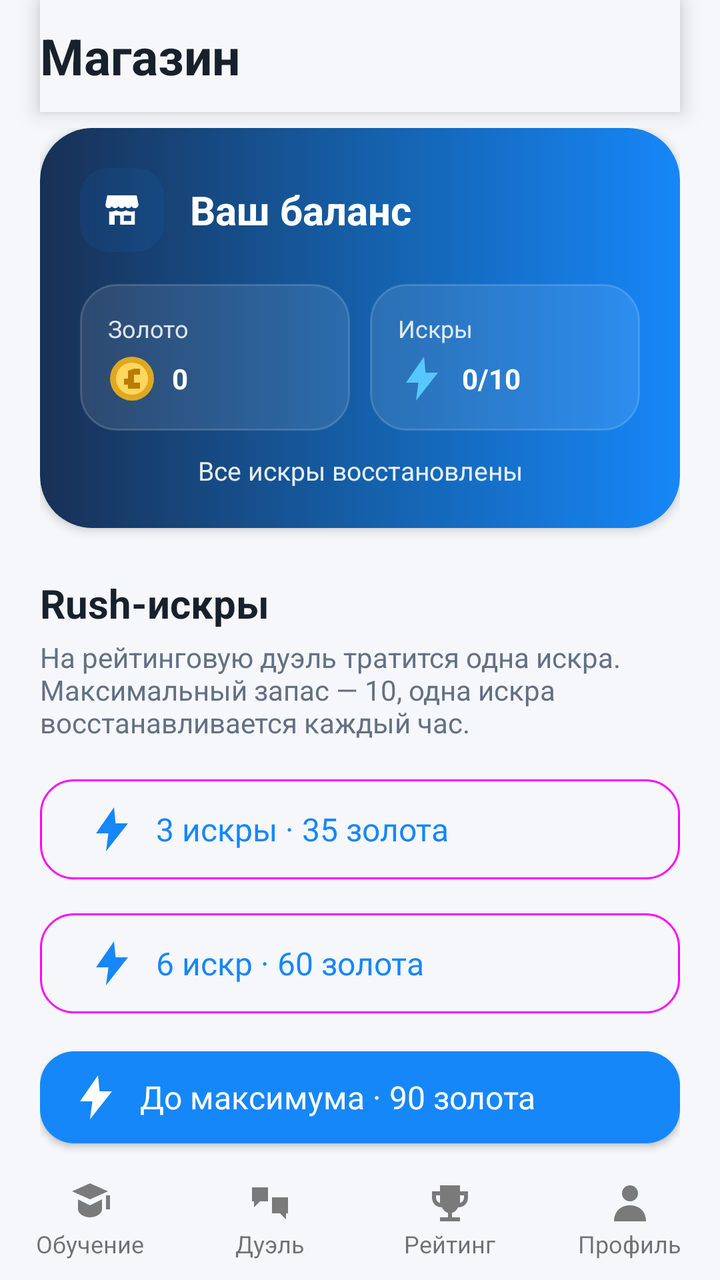
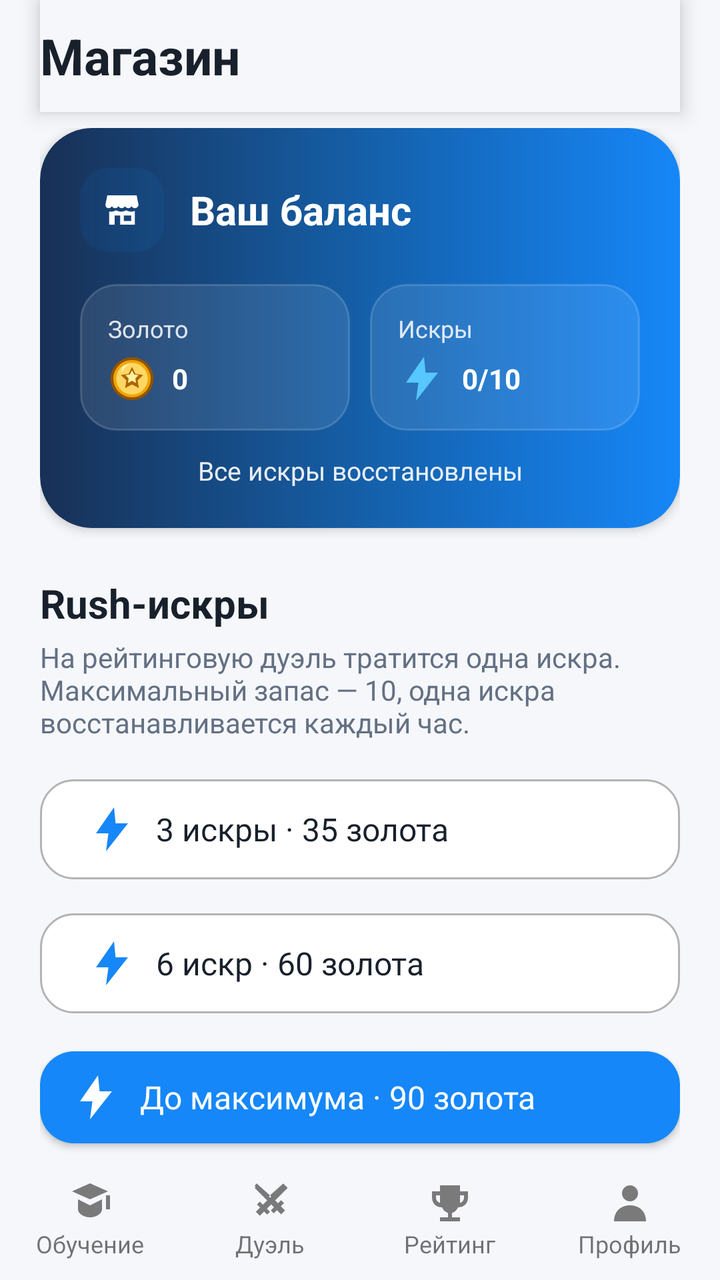

Compare the two renders of this Android layout. The source of the first and the diff that turns it into the second are given below.
<!-- AndroidManifest.xml: application theme Theme.Duelingo -->
<!-- res/layout/activity_store.xml -->
<?xml version="1.0" encoding="utf-8"?>
<androidx.constraintlayout.widget.ConstraintLayout xmlns:android="http://schemas.android.com/apk/res/android"
    xmlns:app="http://schemas.android.com/apk/res-auto"
    android:layout_width="match_parent"
    android:layout_height="match_parent"
    android:background="?attr/backgroundColor">

    <TextView
        android:id="@+id/storeTitle"
        android:layout_width="0dp"
        android:layout_height="56dp"
        android:layout_marginStart="20dp"
        android:layout_marginEnd="20dp"
        android:gravity="center_vertical"
        android:background="?attr/backgroundColor"
        android:elevation="6dp"
        android:text="@string/store_title"
        android:textColor="?attr/textColor"
        android:textSize="25sp"
        android:textStyle="bold"
        app:layout_constraintEnd_toEndOf="parent"
        app:layout_constraintStart_toStartOf="parent"
        app:layout_constraintTop_toTopOf="parent" />

    <androidx.core.widget.NestedScrollView
        android:id="@+id/storeScroll"
        android:layout_width="0dp"
        android:layout_height="0dp"
        android:clipToPadding="false"
        android:fillViewport="true"
        android:overScrollMode="never"
        android:paddingBottom="28dp"
        app:layout_constraintBottom_toTopOf="@id/bottomNavigation"
        app:layout_constraintEnd_toEndOf="parent"
        app:layout_constraintStart_toStartOf="parent"
        app:layout_constraintTop_toBottomOf="@id/storeTitle">

        <LinearLayout
            android:layout_width="match_parent"
            android:layout_height="wrap_content"
            android:orientation="vertical"
            android:paddingHorizontal="20dp"
            android:paddingTop="8dp">

            <com.google.android.material.card.MaterialCardView
                android:layout_width="match_parent"
                android:layout_height="wrap_content"
                app:cardBackgroundColor="@android:color/transparent"
                app:cardCornerRadius="26dp"
                app:cardElevation="3dp">

                <LinearLayout
                    android:layout_width="match_parent"
                    android:layout_height="wrap_content"
                    android:background="@drawable/bg_premium_gradient"
                    android:orientation="vertical"
                    android:padding="20dp">

                    <LinearLayout
                        android:layout_width="match_parent"
                        android:layout_height="wrap_content"
                        android:gravity="center_vertical"
                        android:orientation="horizontal">

                        <ImageView
                            android:layout_width="42dp"
                            android:layout_height="42dp"
                            android:background="@drawable/bg_feature_icon"
                            android:contentDescription="@null"
                            android:padding="10dp"
                            android:src="@drawable/ic_store" />

                        <TextView
                            android:layout_width="0dp"
                            android:layout_height="wrap_content"
                            android:layout_marginStart="13dp"
                            android:layout_weight="1"
                            android:text="@string/store_balance_title"
                            android:textColor="@color/white"
                            android:textSize="20sp"
                            android:textStyle="bold" />
                    </LinearLayout>

                    <LinearLayout
                        android:layout_width="match_parent"
                        android:layout_height="wrap_content"
                        android:layout_marginTop="16dp"
                        android:baselineAligned="false"
                        android:orientation="horizontal">

                        <LinearLayout
                            android:layout_width="0dp"
                            android:layout_height="wrap_content"
                            android:layout_weight="1"
                            android:background="@drawable/bg_store_balance_stat"
                            android:orientation="vertical"
                            android:padding="14dp">

                            <TextView
                                android:layout_width="match_parent"
                                android:layout_height="wrap_content"
                                android:text="@string/store_gold_label"
                                android:textColor="#D9FFFFFF"
                                android:textSize="12sp" />

                            <LinearLayout
                                android:layout_width="match_parent"
                                android:layout_height="wrap_content"
                                android:layout_marginTop="5dp"
                                android:gravity="center_vertical"
                                android:orientation="horizontal">

                                <ImageView
                                    android:layout_width="24dp"
                                    android:layout_height="24dp"
                                    android:contentDescription="@null"
                                    android:src="@drawable/ic_gold_coin" />

                                <TextView
                                    android:id="@+id/goldBalance"
                                    android:layout_width="0dp"
                                    android:layout_height="wrap_content"
                                    android:layout_marginStart="8dp"
                                    android:layout_weight="1"
                                    android:ellipsize="end"
                                    android:maxLines="1"
                                    android:text="0"
                                    android:textColor="@color/white"
                                    android:textStyle="bold"
                                    app:autoSizeMaxTextSize="24sp"
                                    app:autoSizeMinTextSize="13sp"
                                    app:autoSizeStepGranularity="1sp"
                                    app:autoSizeTextType="uniform" />
                            </LinearLayout>
                        </LinearLayout>

                        <LinearLayout
                            android:layout_width="0dp"
                            android:layout_height="wrap_content"
                            android:layout_marginStart="10dp"
                            android:layout_weight="1"
                            android:background="@drawable/bg_store_balance_stat"
                            android:orientation="vertical"
                            android:padding="14dp">

                            <TextView
                                android:layout_width="match_parent"
                                android:layout_height="wrap_content"
                                android:text="@string/store_sparks_label"
                                android:textColor="#D9FFFFFF"
                                android:textSize="12sp" />

                            <LinearLayout
                                android:layout_width="match_parent"
                                android:layout_height="wrap_content"
                                android:layout_marginTop="5dp"
                                android:gravity="center_vertical"
                                android:orientation="horizontal">

                                <ImageView
                                    android:layout_width="24dp"
                                    android:layout_height="24dp"
                                    android:contentDescription="@null"
                                    android:src="@drawable/ic_rush_spark" />

                                <TextView
                                    android:id="@+id/rushBalance"
                                    android:layout_width="0dp"
                                    android:layout_height="wrap_content"
                                    android:layout_marginStart="8dp"
                                    android:layout_weight="1"
                                    android:ellipsize="end"
                                    android:maxLines="1"
                                    android:text="0/10"
                                    android:textColor="@color/white"
                                    android:textStyle="bold"
                                    app:autoSizeMaxTextSize="24sp"
                                    app:autoSizeMinTextSize="13sp"
                                    app:autoSizeStepGranularity="1sp"
                                    app:autoSizeTextType="uniform" />
                            </LinearLayout>
                        </LinearLayout>
                    </LinearLayout>

                    <TextView
                        android:id="@+id/rushTimer"
                        android:layout_width="match_parent"
                        android:layout_height="wrap_content"
                        android:layout_marginTop="11dp"
                        android:gravity="center"
                        android:text="@string/rush_sparks_ready"
                        android:textColor="#E6FFFFFF"
                        android:textSize="13sp" />
                </LinearLayout>
            </com.google.android.material.card.MaterialCardView>

            <TextView
                android:layout_width="match_parent"
                android:layout_height="wrap_content"
                android:layout_marginTop="24dp"
                android:text="@string/store_sparks_section"
                android:textColor="?attr/textColor"
                android:textSize="20sp"
                android:textStyle="bold" />

            <TextView
                android:layout_width="match_parent"
                android:layout_height="wrap_content"
                android:layout_marginTop="4dp"
                android:text="@string/store_sparks_description"
                android:textColor="?attr/secondaryTextColor"
                android:textSize="14sp" />

            <com.google.android.material.button.MaterialButton
                android:id="@+id/pocketPack"
                style="@style/Widget.Material3.Button.OutlinedButton"
                android:layout_width="match_parent"
                android:layout_height="58dp"
                android:layout_marginTop="15dp"
                android:gravity="center_vertical"
                android:text="@string/rush_pack_pocket_offer"
                android:textAllCaps="false"
                android:textSize="16sp"
                app:cornerRadius="17dp"
                app:icon="@drawable/ic_rush_spark"
                app:iconGravity="textStart"
                app:iconPadding="10dp" />

            <com.google.android.material.button.MaterialButton
                android:id="@+id/boostPack"
                style="@style/Widget.Material3.Button.OutlinedButton"
                android:layout_width="match_parent"
                android:layout_height="58dp"
                android:layout_marginTop="9dp"
                android:gravity="center_vertical"
                android:text="@string/rush_pack_boost_offer"
                android:textAllCaps="false"
                android:textSize="16sp"
                app:cornerRadius="17dp"
                app:icon="@drawable/ic_rush_spark"
                app:iconGravity="textStart"
                app:iconPadding="10dp" />

            <com.google.android.material.button.MaterialButton
                android:id="@+id/vaultPack"
                android:layout_width="match_parent"
                android:layout_height="58dp"
                android:layout_marginTop="9dp"
                android:gravity="center_vertical"
                android:text="@string/rush_pack_vault_offer"
                android:textAllCaps="false"
                android:textSize="16sp"
                app:backgroundTint="@color/blue_primary"
                app:cornerRadius="17dp"
                app:icon="@drawable/ic_rush_spark"
                app:iconGravity="textStart"
                app:iconPadding="10dp"
                app:iconTint="@color/white" />

            <TextView
                android:layout_width="match_parent"
                android:layout_height="wrap_content"
                android:layout_marginTop="25dp"
                android:text="@string/store_gold_section"
                android:textColor="?attr/textColor"
                android:textSize="20sp"
                android:textStyle="bold" />

            <com.google.android.material.card.MaterialCardView
                android:id="@+id/adRewardCard"
                android:layout_width="match_parent"
                android:layout_height="wrap_content"
                android:layout_marginTop="12dp"
                android:clickable="true"
                android:focusable="true"
                android:foreground="?attr/selectableItemBackground"
                app:cardBackgroundColor="?attr/cardBackgroundColor"
                app:cardCornerRadius="20dp"
                app:strokeColor="@color/blue_primary"
                app:strokeWidth="1dp">

                <LinearLayout
                    android:layout_width="match_parent"
                    android:layout_height="wrap_content"
                    android:gravity="center_vertical"
                    android:orientation="horizontal"
                    android:padding="17dp">

                    <TextView
                        android:layout_width="48dp"
                        android:layout_height="48dp"
                        android:background="@drawable/bg_feature_icon"
                        android:gravity="center"
                        android:text="@string/store_ad_badge"
                        android:textColor="@color/blue_primary"
                        android:textSize="12sp"
                        android:textStyle="bold" />

                    <LinearLayout
                        android:layout_width="0dp"
                        android:layout_height="wrap_content"
                        android:layout_marginStart="14dp"
                        android:layout_weight="1"
                        android:orientation="vertical">

                        <TextView
                            android:layout_width="match_parent"
                            android:layout_height="wrap_content"
                            android:text="@string/store_rewarded_ad_title"
                            android:textColor="?attr/textColor"
                            android:textSize="16sp"
                            android:textStyle="bold" />

                        <TextView
                            android:layout_width="match_parent"
                            android:layout_height="wrap_content"
                            android:layout_marginTop="3dp"
                            android:text="@string/store_rewarded_ad_description"
                            android:textColor="?attr/secondaryTextColor"
                            android:textSize="13sp" />
                    </LinearLayout>

                    <TextView
                        android:layout_width="wrap_content"
                        android:layout_height="wrap_content"
                        android:layout_marginStart="10dp"
                        android:drawableStart="@drawable/ic_gold_coin"
                        android:drawablePadding="5dp"
                        android:text="@string/store_rewarded_ad_reward"
                        android:textColor="@color/blue_primary"
                        android:textSize="15sp"
                        android:textStyle="bold" />
                </LinearLayout>
            </com.google.android.material.card.MaterialCardView>

            <com.google.android.material.card.MaterialCardView
                android:layout_width="match_parent"
                android:layout_height="wrap_content"
                android:layout_marginTop="10dp"
                app:cardBackgroundColor="?attr/cardBackgroundColor"
                app:cardCornerRadius="20dp"
                app:strokeColor="?attr/dividerColor"
                app:strokeWidth="1dp">

                <LinearLayout
                    android:layout_width="match_parent"
                    android:layout_height="wrap_content"
                    android:orientation="vertical"
                    android:padding="17dp">

                    <TextView
                        android:layout_width="match_parent"
                        android:layout_height="wrap_content"
                        android:text="@string/store_gold_packs_title"
                        android:textColor="?attr/textColor"
                        android:textSize="16sp"
                        android:textStyle="bold" />

                    <TextView
                        android:layout_width="match_parent"
                        android:layout_height="wrap_content"
                        android:layout_marginTop="4dp"
                        android:text="@string/store_billing_pending"
                        android:visibility="gone"
                        android:textColor="?attr/secondaryTextColor"
                        android:textSize="13sp" />

                    <com.google.android.material.button.MaterialButton
                        android:layout_width="match_parent"
                        android:layout_height="48dp"
                        android:layout_marginTop="12dp"
                        android:enabled="false"
                        android:text="@string/store_gold_pack_small"
                        android:textAllCaps="false"
                        app:cornerRadius="15dp"
                        app:icon="@drawable/ic_gold_coin"
                        app:iconGravity="textStart"
                        app:iconTint="@null" />

                    <com.google.android.material.button.MaterialButton
                        style="@style/Widget.Material3.Button.OutlinedButton"
                        android:layout_width="match_parent"
                        android:layout_height="48dp"
                        android:layout_marginTop="7dp"
                        android:enabled="false"
                        android:text="@string/store_gold_pack_medium"
                        android:textAllCaps="false"
                        app:cornerRadius="15dp"
                        app:icon="@drawable/ic_gold_coin"
                        app:iconGravity="textStart"
                        app:iconTint="@null" />

                    <com.google.android.material.button.MaterialButton
                        style="@style/Widget.Material3.Button.OutlinedButton"
                        android:layout_width="match_parent"
                        android:layout_height="48dp"
                        android:layout_marginTop="7dp"
                        android:enabled="false"
                        android:text="@string/store_gold_pack_large"
                        android:textAllCaps="false"
                        app:cornerRadius="15dp"
                        app:icon="@drawable/ic_gold_coin"
                        app:iconGravity="textStart"
                        app:iconTint="@null" />
                </LinearLayout>
            </com.google.android.material.card.MaterialCardView>

            <TextView
                android:layout_width="match_parent"
                android:layout_height="wrap_content"
                android:layout_marginTop="14dp"
                android:gravity="center"
                android:text="@string/store_fair_play_note"
                android:textColor="?attr/secondaryTextColor"
                android:textSize="12sp" />
        </LinearLayout>
    </androidx.core.widget.NestedScrollView>

    <include
        android:id="@+id/bottomNavigation"
        layout="@layout/view_bottom_navigation_base"
        android:layout_width="0dp"
        android:layout_height="60dp"
        app:layout_constraintBottom_toBottomOf="parent"
        app:layout_constraintEnd_toEndOf="parent"
        app:layout_constraintStart_toStartOf="parent" />
</androidx.constraintlayout.widget.ConstraintLayout>
<!-- res/layout/view_bottom_navigation_base.xml (included above) -->
<?xml version="1.0" encoding="utf-8"?>
<LinearLayout xmlns:android="http://schemas.android.com/apk/res/android"
    android:layout_width="match_parent"
    android:layout_height="60dp"
    android:background="?attr/backgroundColor"
    android:orientation="horizontal">

    <LinearLayout
        android:id="@+id/tests"
        android:layout_width="0dp"
        android:layout_height="match_parent"
        android:layout_weight="1"
        android:gravity="center"
        android:orientation="vertical">

        <FrameLayout
            android:layout_width="24dp"
            android:layout_height="24dp">

            <ImageView
                android:id="@+id/testIcon"
                android:layout_width="match_parent"
                android:layout_height="match_parent"
                android:contentDescription="@string/nav_learning"
                android:src="@drawable/graduation24" />

            <com.airbnb.lottie.LottieAnimationView
                android:id="@+id/testAnimation"
                android:layout_width="match_parent"
                android:layout_height="match_parent"
                android:visibility="gone" />
        </FrameLayout>

        <TextView
            android:id="@+id/testTest"
            android:layout_width="wrap_content"
            android:layout_height="wrap_content"
            android:maxLines="1"
            android:text="@string/nav_learning"
            android:textSize="12sp" />
    </LinearLayout>

    <LinearLayout
        android:id="@+id/duel"
        android:layout_width="0dp"
        android:layout_height="match_parent"
        android:layout_weight="1"
        android:gravity="center"
        android:orientation="vertical">

        <FrameLayout
            android:layout_width="24dp"
            android:layout_height="24dp">

            <ImageView
                android:id="@+id/mainIcon"
                android:layout_width="match_parent"
                android:layout_height="match_parent"
                android:contentDescription="@string/nav_duel"
                android:src="@drawable/swords24" />

            <com.airbnb.lottie.LottieAnimationView
                android:id="@+id/duelAnimation"
                android:layout_width="match_parent"
                android:layout_height="match_parent"
                android:visibility="gone" />
        </FrameLayout>

        <TextView
            android:id="@+id/mainTest"
            android:layout_width="wrap_content"
            android:layout_height="wrap_content"
            android:maxLines="1"
            android:text="@string/nav_duel"
            android:textSize="12sp" />
    </LinearLayout>

    <LinearLayout
        android:id="@+id/leaderboard"
        android:layout_width="0dp"
        android:layout_height="match_parent"
        android:layout_weight="1"
        android:gravity="center"
        android:orientation="vertical">

        <FrameLayout
            android:layout_width="24dp"
            android:layout_height="24dp">

            <ImageView
                android:id="@+id/cupIcon"
                android:layout_width="match_parent"
                android:layout_height="match_parent"
                android:contentDescription="@string/nav_rank"
                android:src="@drawable/trophy24" />

            <com.airbnb.lottie.LottieAnimationView
                android:id="@+id/cupAnimation"
                android:layout_width="match_parent"
                android:layout_height="match_parent"
                android:visibility="gone" />
        </FrameLayout>

        <TextView
            android:id="@+id/cupTest"
            android:layout_width="wrap_content"
            android:layout_height="wrap_content"
            android:maxLines="1"
            android:text="@string/nav_rank"
            android:textSize="12sp" />
    </LinearLayout>

    <LinearLayout
        android:id="@+id/profile"
        android:layout_width="0dp"
        android:layout_height="match_parent"
        android:layout_weight="1"
        android:gravity="center"
        android:orientation="vertical">

        <FrameLayout
            android:layout_width="24dp"
            android:layout_height="24dp">

            <ImageView
                android:id="@+id/profileIcon"
                android:layout_width="match_parent"
                android:layout_height="match_parent"
                android:contentDescription="@string/nav_profile"
                android:src="@drawable/profile24" />

            <com.airbnb.lottie.LottieAnimationView
                android:id="@+id/profAnimation"
                android:layout_width="match_parent"
                android:layout_height="match_parent"
                android:visibility="gone" />
        </FrameLayout>

        <TextView
            android:id="@+id/profileTest"
            android:layout_width="wrap_content"
            android:layout_height="wrap_content"
            android:maxLines="1"
            android:text="@string/nav_profile"
            android:textSize="12sp" />
    </LinearLayout>
</LinearLayout>
<!-- resources referenced by this layout -->
<resources>
  <color name="blue_primary">#1687F8</color>
  <color name="white">#FFFFFFFF</color>
  <!-- drawable ic_gold_coin (drawable) -->
  <vector xmlns:android="http://schemas.android.com/apk/res/android" android:width="24dp" android:height="24dp" android:viewportWidth="24" android:viewportHeight="24">
      <path android:fillColor="#E0A820" android:pathData="M12,1 A11,11 0,1 0,12 23 A11,11 0,1 0,12 1"/>
      <path android:fillColor="#FFD75E" android:pathData="M12,4 A8,8 0,1 0,12 20 A8,8 0,1 0,12 4"/>
      <path android:fillColor="#B77C00" android:pathData="M13,7 L16,7 L16,10 L13,10 L13,14 L16,14 L16,17 L10,17 L10,15 L8,15 L8,12 L10,12 L10,8 Z"/>
  </vector>
  <!-- drawable swords24 (drawable) -->
  <vector xmlns:android="http://schemas.android.com/apk/res/android" android:width="24dp" android:height="24dp" android:viewportWidth="24" android:viewportHeight="24">
      <path android:fillColor="#7A7A7B" android:pathData="M3,4h8v7H7l-3,3v-3H3zM13,9h8v8h-1v3l-3,-3h-4z" />
  </vector>
  <string name="nav_duel">Дуэль</string>
  <string name="nav_learning">Обучение</string>
  <string name="nav_profile">Профиль</string>
  <string name="nav_rank">Рейтинг</string>
  <string name="rush_pack_boost_offer">6 искр  ·  60 золота</string>
  <string name="rush_pack_pocket_offer">3 искры  ·  35 золота</string>
  <string name="rush_pack_vault_offer">До максимума  ·  90 золота</string>
  <string name="rush_sparks_ready">Все искры восстановлены</string>
  <string name="store_ad_badge">AD</string>
  <string name="store_balance_title">Ваш баланс</string>
  <string name="store_billing_pending">Покупки появятся после подключения Google Play Billing. Сейчас золото можно заработать в обучении, дуэлях и достижениях.</string>
  <string name="store_fair_play_note">Покупки не влияют на сложность вопросов и не гарантируют победу.</string>
  <string name="store_gold_label">Золото</string>
  <string name="store_gold_pack_large">1200 золота · скоро</string>
  <string name="store_gold_pack_medium">500 золота · скоро</string>
  <string name="store_gold_pack_small">100 золота · скоро</string>
  <string name="store_gold_packs_title">Наборы золота</string>
  <string name="store_gold_section">Пополнить золото</string>
  <string name="store_rewarded_ad_description">Здесь появится добровольная реклама после подключения AdMob.</string>
  <string name="store_rewarded_ad_reward">+15</string>
  <string name="store_rewarded_ad_title">Награда за просмотр</string>
  <string name="store_sparks_description">На рейтинговую дуэль тратится одна искра. Максимальный запас — 10, одна искра восстанавливается каждый час.</string>
  <string name="store_sparks_label">Искры</string>
  <string name="store_sparks_section">Rush-искры</string>
  <string name="store_title">Магазин</string>
  <color name="black">#FF000000</color>
  <color name="background_light">#F5F7FB</color>
  <color name="text_color_light">#18202B</color>
  <color name="secondary_text_light">#647083</color>
  <color name="surface_light">#FFFFFF</color>
  <color name="gray_light">#B3B3B3</color>
  <!-- unchanged entries left out for length: 10 -->
</resources>

<!-- the commit's change to res/layout/activity_store.xml (unified diff, before → after) -->
@@ -220,11 +220,16 @@
                 android:gravity="center_vertical"
                 android:text="@string/rush_pack_pocket_offer"
                 android:textAllCaps="false"
+                android:textColor="?attr/textColor"
                 android:textSize="16sp"
+                app:backgroundTint="?attr/cardBackgroundColor"
                 app:cornerRadius="17dp"
                 app:icon="@drawable/ic_rush_spark"
                 app:iconGravity="textStart"
-                app:iconPadding="10dp" />
+                app:iconPadding="10dp"
+                app:iconTint="@color/blue_primary"
+                app:strokeColor="?attr/dividerColor"
+                app:strokeWidth="1dp" />
 
             <com.google.android.material.button.MaterialButton
                 android:id="@+id/boostPack"
@@ -235,11 +240,16 @@
                 android:gravity="center_vertical"
                 android:text="@string/rush_pack_boost_offer"
                 android:textAllCaps="false"
+                android:textColor="?attr/textColor"
                 android:textSize="16sp"
+                app:backgroundTint="?attr/cardBackgroundColor"
                 app:cornerRadius="17dp"
                 app:icon="@drawable/ic_rush_spark"
                 app:iconGravity="textStart"
-                app:iconPadding="10dp" />
+                app:iconPadding="10dp"
+                app:iconTint="@color/blue_primary"
+                app:strokeColor="?attr/dividerColor"
+                app:strokeWidth="1dp" />
 
             <com.google.android.material.button.MaterialButton
                 android:id="@+id/vaultPack"
<!-- resource entries referenced after the edit -->
@@ -3,14 +3,18 @@
   <color name="blue_primary">#1687F8</color>
   <color name="white">#FFFFFFFF</color>
   <!-- drawable ic_gold_coin (drawable) -->
-  <vector xmlns:android="http://schemas.android.com/apk/res/android" android:width="24dp" android:height="24dp" android:viewportWidth="24" android:viewportHeight="24">
-      <path android:fillColor="#E0A820" android:pathData="M12,1 A11,11 0,1 0,12 23 A11,11 0,1 0,12 1"/>
-      <path android:fillColor="#FFD75E" android:pathData="M12,4 A8,8 0,1 0,12 20 A8,8 0,1 0,12 4"/>
-      <path android:fillColor="#B77C00" android:pathData="M13,7 L16,7 L16,10 L13,10 L13,14 L16,14 L16,17 L10,17 L10,15 L8,15 L8,12 L10,12 L10,8 Z"/>
+  <vector xmlns:android="http://schemas.android.com/apk/res/android"
+      android:width="24dp" android:height="24dp" android:viewportWidth="24" android:viewportHeight="24">
+      <path android:fillColor="#915300" android:pathData="M12,1.25A10.75,10.75 0,1 0,12 22.75A10.75,10.75 0,1 0,12 1.25" />
+      <path android:fillColor="#EFA600" android:pathData="M12,2.65A9.35,9.35 0,1 0,12 21.35A9.35,9.35 0,1 0,12 2.65" />
+      <path android:fillColor="#FFD765" android:pathData="M12,4.1A7.9,7.9 0,1 0,12 19.9A7.9,7.9 0,1 0,12 4.1" />
+      <path android:fillColor="#FFF2B3" android:pathData="M7.15,6.3C8.25,5.2 9.75,4.6 11.35,4.55C9.15,5.35 7.65,6.9 6.95,9.05C6.7,8.1 6.8,7.1 7.15,6.3" />
+      <path android:fillColor="#AC6500" android:pathData="M12,6.1l1.72,3.5 3.86,0.56 -2.79,2.72 0.66,3.84L12,14.9l-3.45,1.82 0.66,-3.84 -2.79,-2.72 3.86,-0.56z" />
+      <path android:fillColor="#FFF0A0" android:pathData="M12,7.8l1.03,2.09 2.31,0.34 -1.67,1.63 0.39,2.3L12,13.08l-2.06,1.08 0.39,-2.3 -1.67,-1.63 2.31,-0.34z" />
   </vector>
   <!-- drawable swords24 (drawable) -->
   <vector xmlns:android="http://schemas.android.com/apk/res/android" android:width="24dp" android:height="24dp" android:viewportWidth="24" android:viewportHeight="24">
-      <path android:fillColor="#7A7A7B" android:pathData="M3,4h8v7H7l-3,3v-3H3zM13,9h8v8h-1v3l-3,-3h-4z" />
+      <path android:fillColor="#7A7A7B" android:pathData="M19.7,3.2l1.1,1.1 -6.25,6.25 1.45,1.45 1.55,-1.55 1.42,1.42 -1.56,1.56 2.12,2.12 -1.98,1.98 -2.12,-2.12 -1.56,1.56 -1.42,-1.42 1.55,-1.55 -1.45,-1.45 -2.12,2.12 1.55,1.55 -1.42,1.42 -1.55,-1.55 -2.12,2.12 -1.98,-1.98 2.12,-2.12 -1.56,-1.56 1.42,-1.42 1.56,1.56 2.12,-2.12 -6.25,-6.25 1.1,-1.1 6.57,5.93zM4.3,3.2l1.1,-1.1 6.6,5.96 -1.45,1.45zM18.6,2.1l1.1,1.1 -6.25,6.25 -1.45,-1.45z" />
   </vector>
   <string name="nav_duel">Дуэль</string>
   <string name="nav_learning">Обучение</string>
